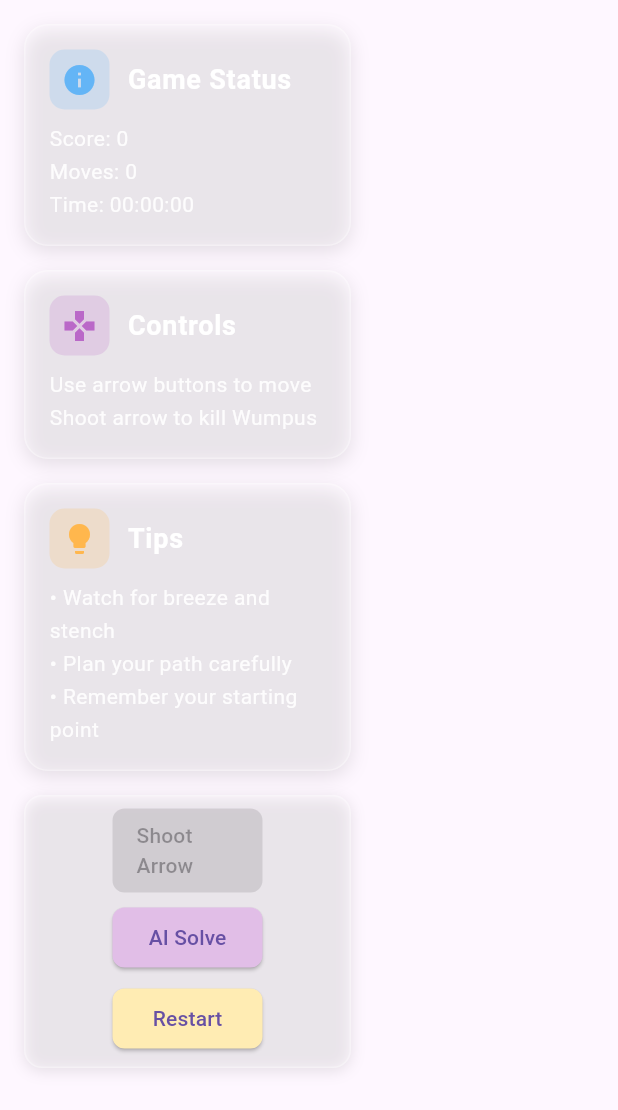
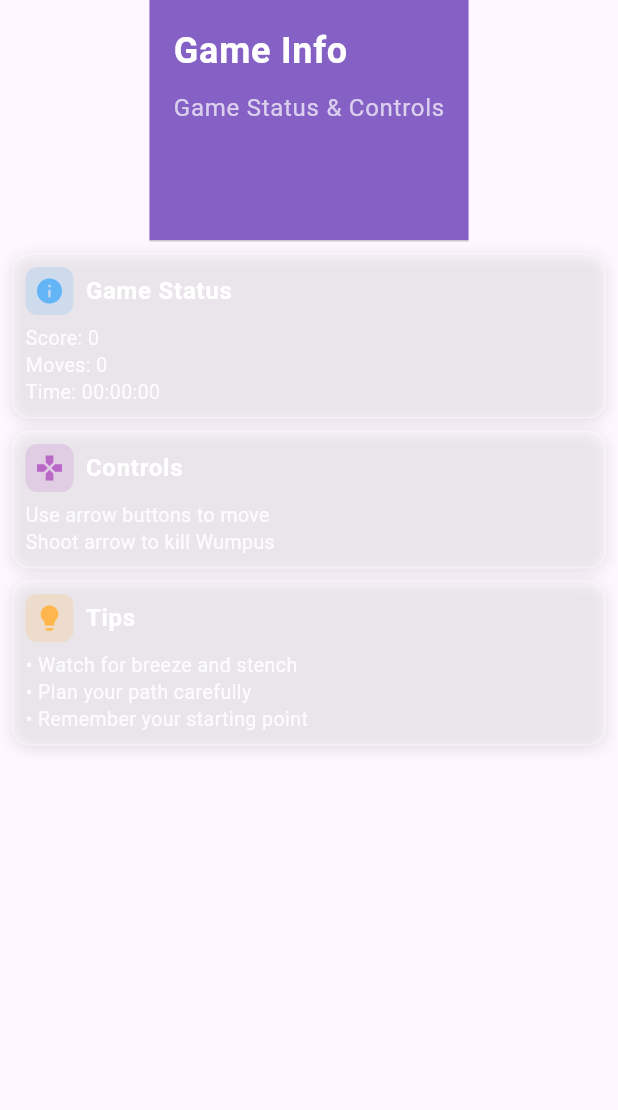
Before and after one commit to dbsmsen/wumpus-universe, a Flutter app: the GameInfoPanel widget shown alone on an empty page, opened directly with empty values, on a phone screen of 412 x 824 dp. Shown: the top 1110 px of the screen. Run offline on Flutter 3.47's test engine with Material 3 defaults, Android fonts, the phone set to English and light mode, and no system bars; our stand-ins replace cloud_firestore, firebase_auth, firebase_core, font_awesome_flutter, google_sign_in; accounts and stored records are empty.

Commit message:
updated game_info_panel.dart

```diff
--- a/lib/widgets/game_info_panel.dart
+++ b/lib/widgets/game_info_panel.dart
@@ -1,6 +1,5 @@
 import 'package:flutter/material.dart';
 import '../models/agent.dart';
-import 'game_actions.dart';
 
 class GameInfoPanel extends StatelessWidget {
   final Agent agent;
@@ -32,9 +31,37 @@ class GameInfoPanel extends StatelessWidget {
 
   @override
   Widget build(BuildContext context) {
-    return Container(
-      width: 250,
-      padding: const EdgeInsets.all(16),
+    return Column(
+      children: [
+        DrawerHeader(
+          decoration: BoxDecoration(
+            color: Colors.deepPurple.withOpacity(0.8),
+          ),
+          child: const Column(
+            crossAxisAlignment: CrossAxisAlignment.start,
+            children: [
+              Text(
+                'Game Info',
+                style: TextStyle(
+                  color: Colors.white,
+                  fontSize: 24,
+                  fontWeight: FontWeight.bold,
+                ),
+              ),
+              SizedBox(height: 8),
+              Text(
+                'Game Status & Controls',
+                style: TextStyle(
+                  color: Colors.white70,
+                  fontSize: 16,
+                ),
+              ),
+            ],
+          ),
+        ),
+        Expanded(
+          child: SingleChildScrollView(
+            padding: const EdgeInsets.symmetric(horizontal: 8),
             child: Column(
               crossAxisAlignment: CrossAxisAlignment.start,
               children: [
@@ -63,17 +90,11 @@ class GameInfoPanel extends StatelessWidget {
                   Icons.lightbulb,
                   Colors.orange.shade300,
                 ),
-          GameActions(
-            isGameOver: isGameOver,
-            autoMoveEnabled: autoMoveEnabled,
-            hasArrow: hasArrow,
-            onShootArrow: onShootArrow,
-            onAutoSolve: onAutoSolve,
-            onNewGame: onNewGame,
-            onRestart: onRestart,
+              ],
+            ),
+          ),
         ),
       ],
-      ),
     );
   }
 
@@ -84,11 +105,11 @@ class GameInfoPanel extends StatelessWidget {
     Color accentColor,
   ) {
     return Container(
-      margin: const EdgeInsets.only(bottom: 16),
-      padding: const EdgeInsets.all(16),
+      margin: const EdgeInsets.only(bottom: 8),
+      padding: const EdgeInsets.all(8),
       decoration: BoxDecoration(
         color: Colors.white.withOpacity(0.2),
-        borderRadius: BorderRadius.circular(16),
+        borderRadius: BorderRadius.circular(12),
         border: Border.all(
           color: Colors.white.withOpacity(0.3),
           width: 1,
@@ -96,8 +117,8 @@ class GameInfoPanel extends StatelessWidget {
         boxShadow: [
           BoxShadow(
             color: Colors.black.withOpacity(0.1),
-            blurRadius: 10,
-            offset: const Offset(0, 4),
+            blurRadius: 8,
+            offset: const Offset(0, 2),
           ),
         ],
       ),
@@ -107,32 +128,34 @@ class GameInfoPanel extends StatelessWidget {
           Row(
             children: [
               Container(
-                padding: const EdgeInsets.all(8),
+                padding: const EdgeInsets.all(6),
                 decoration: BoxDecoration(
                   color: accentColor.withOpacity(0.2),
-                  borderRadius: BorderRadius.circular(10),
+                  borderRadius: BorderRadius.circular(8),
                 ),
-                child: Icon(icon, color: accentColor, size: 24),
+                child: Icon(icon, color: accentColor, size: 20),
               ),
-              const SizedBox(width: 12),
-              Text(
+              const SizedBox(width: 8),
+              Expanded(
+                child: Text(
                   title,
                   style: const TextStyle(
-                  fontSize: 18,
+                    fontSize: 16,
                     fontWeight: FontWeight.bold,
                     color: Colors.white,
                     letterSpacing: 0.5,
                   ),
                 ),
+              ),
             ],
           ),
           if (content.isNotEmpty) ...[
-            const SizedBox(height: 8),
+            const SizedBox(height: 6),
             Text(
               content,
               style: TextStyle(
-                fontSize: 14,
-                height: 1.6,
+                fontSize: 13,
+                height: 1.4,
                 color: Colors.white.withOpacity(0.9),
                 letterSpacing: 0.3,
               ),
```
Lines whose indentation alone changed are shown as unchanged.
